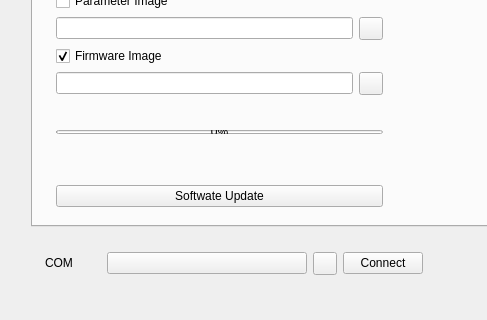
This is resource/ui/DeviceStateInterface_UI.ui in Weeeendi/AuthTestPlatform as Qt 5 draws it before an edit; both pictures show x 0 to 487 and y 381 to 701 of the 940 by 701 pixel window. The edited form follows.
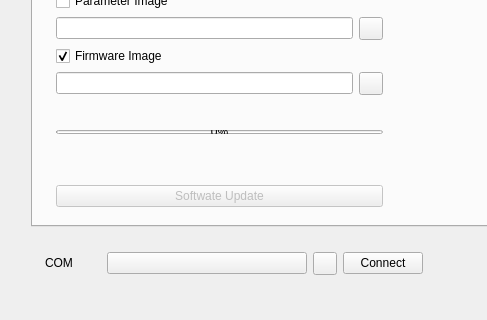
This is the edited form. The open tabs and pages were chosen to show the change. Icons and pictures are not drawn. Custom widgets are drawn as their Qt base class.

Commit message: feat(OTA):ota升级界面交互完成

```diff
--- a/resource/ui/DeviceStateInterface_UI.ui
+++ b/resource/ui/DeviceStateInterface_UI.ui
@@ -611,6 +611,9 @@
                 </item>
                 <item>
                  <widget class="PrimaryPushButton" name="ButtonStartOTA">
+                  <property name="enabled">
+                   <bool>false</bool>
+                  </property>
                   <property name="sizePolicy">
                    <sizepolicy hsizetype="Expanding" vsizetype="Fixed">
                     <horstretch>0</horstretch>
```
Left out of the diff: 44 changed lines with no effect on the pictures. The commit also changes 4 other files.
